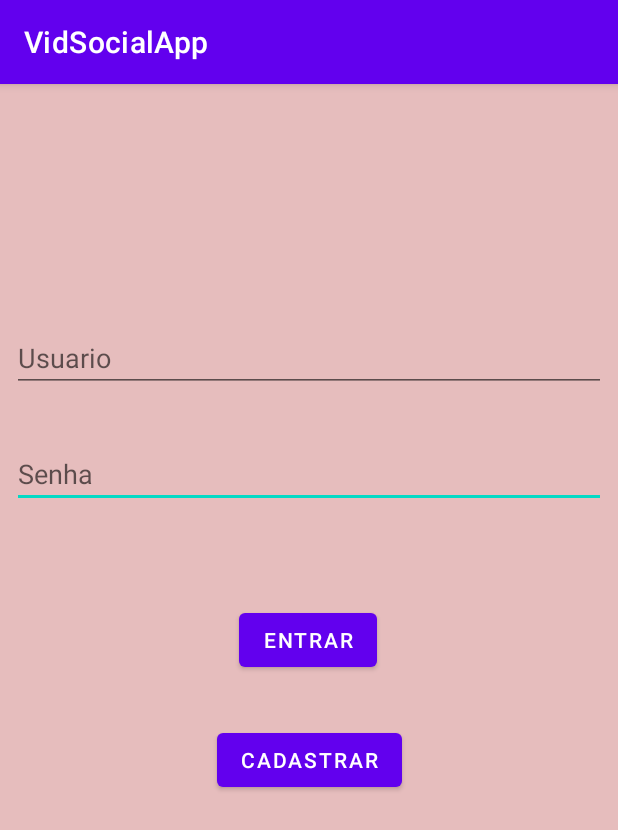
After one commit to OFicialD/VidSocialApp, an Android app: the LoginActivity screen opened directly, with no data from a screen before it, on a phone screen of 412 x 824 dp. The commit adds this screen. Shown: the top 830 px of the screen. Run offline under Robolectric (Android 15) with nearby library versions, the phone set to English and light mode, and no system bars.

Commit message:
tela de login

```diff
--- a/app/src/main/AndroidManifest.xml
+++ b/app/src/main/AndroidManifest.xml
@@ -1,6 +1,6 @@
 <?xml version="1.0" encoding="utf-8"?>
 <manifest xmlns:android="http://schemas.android.com/apk/res/android"
-    package="com.example.vidsocialapp">
+    package="com.example.vidsocialapp" >
 
     <application
         android:allowBackup="true"
@@ -8,10 +8,13 @@
         android:label="@string/app_name"
         android:roundIcon="@mipmap/ic_launcher_round"
         android:supportsRtl="true"
-        android:theme="@style/Theme.VidSocialApp">
+        android:theme="@style/Theme.VidSocialApp" >
+        <activity
+            android:name=".LoginActivity"
+            android:exported="false" />
         <activity
             android:name=".MainActivity"
-            android:exported="true">
+            android:exported="true" >
             <intent-filter>
                 <action android:name="android.intent.action.MAIN" />
 
--- /dev/null
+++ b/app/src/main/java/com/example/vidsocialapp/LoginActivity.java
@@ -0,0 +1,13 @@
+package com.example.vidsocialapp;
+
+import androidx.appcompat.app.AppCompatActivity;
+import android.os.Bundle;
+
+public class LoginActivity extends AppCompatActivity {
+
+    @Override
+    protected void onCreate(Bundle savedInstanceState) {
+        super.onCreate(savedInstanceState);
+        setContentView(R.layout.activity_login);
+    }
+}
--- /dev/null
+++ b/app/src/main/res/layout/activity_login.xml
@@ -0,0 +1,72 @@
+<?xml version="1.0" encoding="utf-8"?>
+<androidx.constraintlayout.widget.ConstraintLayout xmlns:android="http://schemas.android.com/apk/res/android"
+    xmlns:app="http://schemas.android.com/apk/res-auto"
+    xmlns:tools="http://schemas.android.com/tools"
+    android:layout_width="match_parent"
+    android:layout_height="match_parent"
+    android:background="#E6BDBD"
+    tools:context=".LoginActivity">
+
+    <ImageView
+        android:id="@+id/imageView"
+        android:layout_width="wrap_content"
+        android:layout_height="wrap_content"
+        android:layout_marginStart="16dp"
+        android:layout_marginTop="128dp"
+        android:layout_marginEnd="16dp"
+        app:layout_constraintEnd_toEndOf="parent"
+        app:layout_constraintStart_toStartOf="parent"
+        app:layout_constraintTop_toTopOf="parent"
+        tools:srcCompat="@tools:sample/avatars" />
+
+    <EditText
+        android:id="@+id/editTextTextPassword"
+        android:layout_width="0dp"
+        android:layout_height="wrap_content"
+        android:layout_marginStart="8dp"
+        android:layout_marginTop="32dp"
+        android:layout_marginEnd="8dp"
+        android:ems="10"
+        android:hint="Senha"
+        android:inputType="textPassword"
+        app:layout_constraintEnd_toEndOf="parent"
+        app:layout_constraintHorizontal_bias="0.518"
+        app:layout_constraintStart_toStartOf="parent"
+        app:layout_constraintTop_toBottomOf="@+id/editTextTextPersonName" />
+
+    <Button
+        android:id="@+id/button"
+        android:layout_width="wrap_content"
+        android:layout_height="wrap_content"
+        android:layout_marginTop="64dp"
+        android:text="Entrar"
+        app:layout_constraintEnd_toEndOf="parent"
+        app:layout_constraintHorizontal_bias="0.498"
+        app:layout_constraintStart_toStartOf="parent"
+        app:layout_constraintTop_toBottomOf="@+id/editTextTextPassword" />
+
+    <EditText
+        android:id="@+id/editTextTextPersonName"
+        android:layout_width="0dp"
+        android:layout_height="wrap_content"
+        android:layout_marginStart="8dp"
+        android:layout_marginTop="32dp"
+        android:layout_marginEnd="8dp"
+        android:ems="10"
+        android:hint="Usuario"
+        android:inputType="textPersonName"
+        app:layout_constraintEnd_toEndOf="parent"
+        app:layout_constraintHorizontal_bias="0.0"
+        app:layout_constraintStart_toStartOf="parent"
+        app:layout_constraintTop_toBottomOf="@+id/imageView" />
+
+    <Button
+        android:id="@+id/button2"
+        android:layout_width="wrap_content"
+        android:layout_height="wrap_content"
+        android:layout_marginTop="32dp"
+        android:text="Cadastrar"
+        app:layout_constraintEnd_toEndOf="parent"
+        app:layout_constraintStart_toStartOf="parent"
+        app:layout_constraintTop_toBottomOf="@+id/button" />
+</androidx.constraintlayout.widget.ConstraintLayout>
--- a/app/src/main/res/layout/activity_main.xml
+++ b/app/src/main/res/layout/activity_main.xml
@@ -4,15 +4,4 @@
     xmlns:tools="http://schemas.android.com/tools"
     android:layout_width="match_parent"
     android:layout_height="match_parent"
-    tools:context=".MainActivity">
-
-    <TextView
-        android:layout_width="77dp"
-        android:layout_height="wrap_content"
-        android:text="Hello World!"
-        app:layout_constraintBottom_toBottomOf="parent"
-        app:layout_constraintLeft_toLeftOf="parent"
-        app:layout_constraintRight_toRightOf="parent"
-        app:layout_constraintTop_toTopOf="parent" />
-
-</androidx.constraintlayout.widget.ConstraintLayout>
+    tools:context=".MainActivity"/>
```
